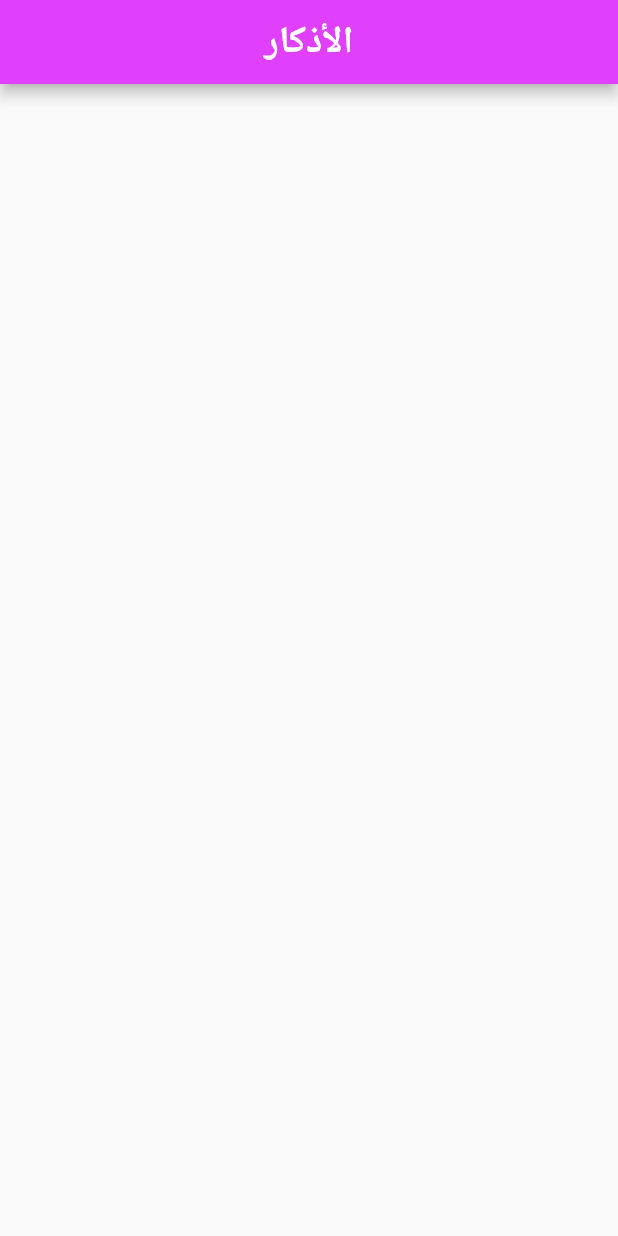
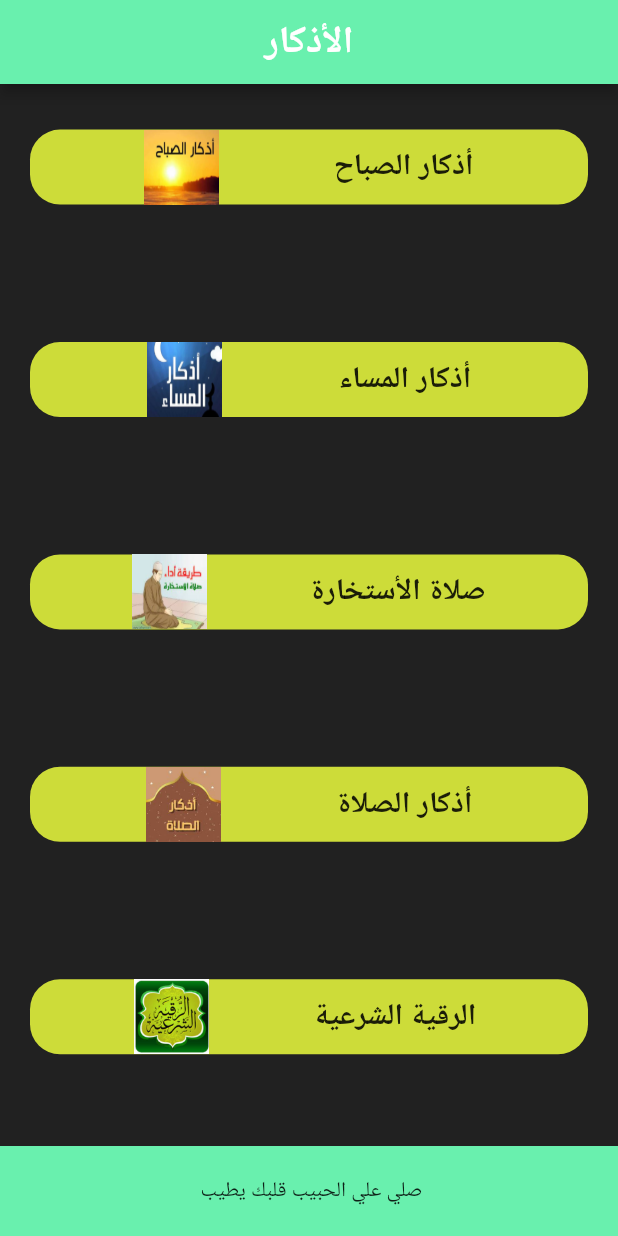
Before and after one commit to ahmedmohsen087/Azkar, a Flutter app: the screen it shows after launch, on a phone screen of 412 x 824 dp. Run offline on Flutter 3.47's test engine with Material 2 defaults, Android fonts, the phone set to English and light mode, and no system bars.

Commit message:
create home screen

```diff
--- a/lib/home.dart
+++ b/lib/home.dart
@@ -1,4 +1,5 @@
 
+import 'package:askar/row_item.dart';
 import 'package:flutter/material.dart';
 
 class HomeScreen extends StatelessWidget {
@@ -10,6 +11,36 @@ class HomeScreen extends StatelessWidget {
       appBar: AppBar(
         title: Text('الأذكار'),
       ),
+      bottomNavigationBar: Container(
+        color: Colors.greenAccent,
+        height: 60,
+        width: double.infinity,
+        child: Row(
+          mainAxisAlignment: MainAxisAlignment.center,
+          children: [
+            Text(' صلي علي الحبيب قلبك يطيب')
+          ],
+        ),
+      ),
+      body: Container(
+        color: Colors.black87,
+        child: Column(
+          mainAxisAlignment: MainAxisAlignment.spaceAround,
+          children: [
+            RowItem('أذكار الصباح','assets/images/sabah.jpg'),
+            SizedBox(height: 10,),
+            RowItem('أذكار المساء','assets/images/masaa.jpeg'),
+            SizedBox(height: 10,),
+            RowItem('صلاة الأستخارة','assets/images/estakara.jpeg'),
+            SizedBox(height: 10,),
+            RowItem('أذكار الصلاة','assets/images/pray.jpeg'),
+            SizedBox(height: 10,),
+            RowItem('الرقية الشرعية ','assets/images/royaa.jpeg'),
+            SizedBox(height: 10,),
+          ],
+        ),
+      ),
+
 
     );
   }
--- a/lib/main.dart
+++ b/lib/main.dart
@@ -13,14 +13,18 @@ class MyApp extends StatelessWidget {
       home: HomeScreen(),
       theme: ThemeData(
         appBarTheme: AppBarTheme (
-          color: Colors.purpleAccent,
+          color: Colors.greenAccent,
           centerTitle: true,
           titleTextStyle: TextStyle(
             fontSize: 25,
             fontWeight: FontWeight.w600,
 
           )
-        )
+        ),
+        bottomNavigationBarTheme: BottomNavigationBarThemeData(
+          elevation: 2,
+        ),
+
       ),
     );
   }
--- /dev/null
+++ b/lib/row_item.dart
@@ -0,0 +1,31 @@
+import 'package:flutter/material.dart';
+ String title = title ;
+String image = image ;
+
+Padding RowItem (title,image){
+  return Padding(
+    padding: const EdgeInsets.all(20.0),
+    child: Container(
+      decoration: BoxDecoration(
+          color: Colors.lime,
+          borderRadius: BorderRadius.circular(20)
+      ),
+      child: Row(
+        mainAxisAlignment: MainAxisAlignment.spaceEvenly,
+        children: [
+          Container(
+              width: 50,
+              height: 50,
+              child: Image(image:AssetImage('$image'),
+                fit: BoxFit.fill,)),
+          Text('$title',style: TextStyle(
+              fontSize: 20,
+              fontWeight: FontWeight.w600
+
+          )),
+
+        ],
+      ),
+    ),
+  );
+}
```
Also changed, not shown: assets/images/estakara.jpeg (added), assets/images/pray.jpeg (added), assets/images/royaa.jpeg (added), 11 other files.
